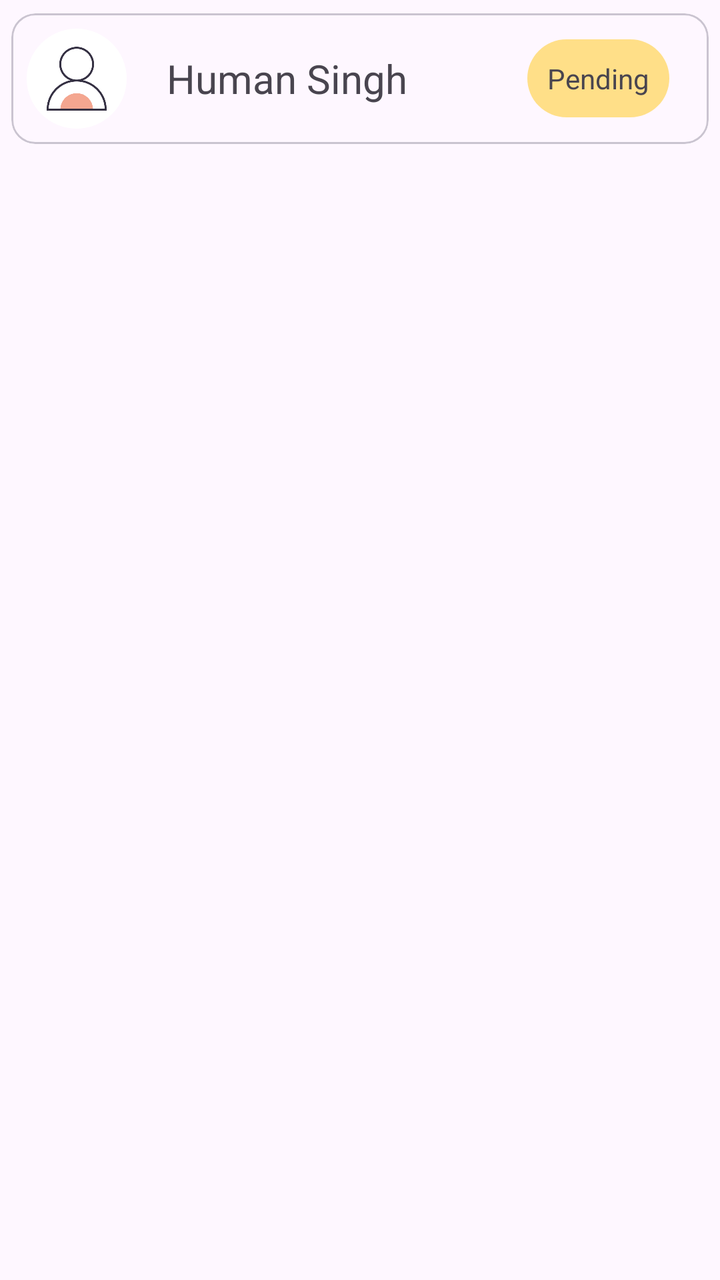
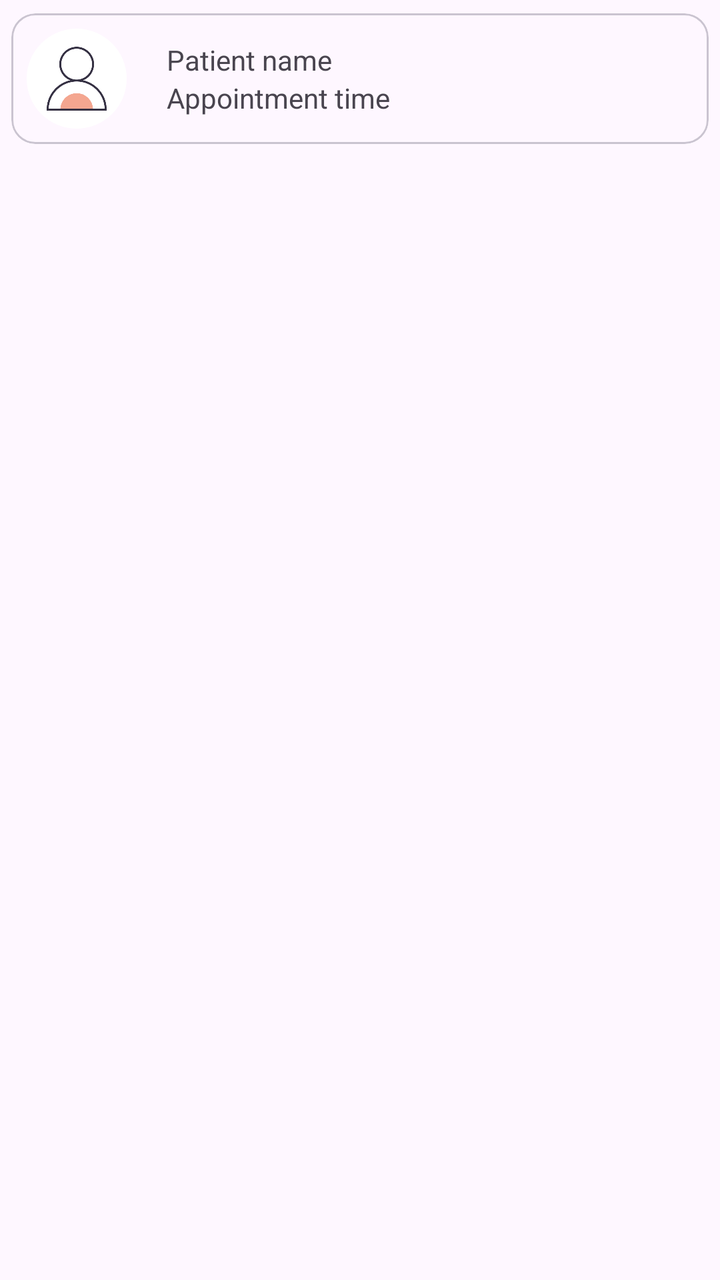

The first picture is an Android layout as it rendered before a commit; the second is the same layout after the commit. The layout source and the unified diff follow.
<!-- AndroidManifest.xml: application theme Theme.Hospital_Appointment_System -->
<!-- res/layout/appointment_card.xml -->
<?xml version="1.0" encoding="utf-8"?>
<LinearLayout xmlns:android="http://schemas.android.com/apk/res/android"
    android:layout_width="match_parent"
    android:layout_height="wrap_content"
    xmlns:app="http://schemas.android.com/apk/res-auto">

    <com.google.android.material.card.MaterialCardView
        android:layout_width="match_parent"
        android:layout_height="wrap_content"
        app:cardUseCompatPadding="true">



        <LinearLayout
            android:orientation="horizontal"
            android:padding="8dp"
            android:paddingEnd="20dp"
            android:layout_width="match_parent"
            android:layout_height="match_parent">

            <com.google.android.material.imageview.ShapeableImageView
                android:layout_width="50dp"
                android:layout_height="50dp"
                android:layout_marginRight="20dp"
                android:scaleType="centerCrop"
                android:src="@drawable/avatar"
                app:shapeAppearanceOverlay="@style/CircleImageView" />

            <TextView
                android:text="Human Singh"
                android:textSize="20sp"
                android:layout_gravity="center"
                android:layout_weight="1"
                android:layout_width="wrap_content"
                android:layout_height="wrap_content" />

            <TextView
                android:text="Pending"
                android:textSize="14sp"
                android:layout_gravity="end|center"
                android:background="@drawable/pending_appointments"
                android:padding="10dp"
                android:layout_width="wrap_content"
                android:layout_height="wrap_content" />

        </LinearLayout>



    </com.google.android.material.card.MaterialCardView>




</LinearLayout>
<!-- resources referenced by this layout -->
<resources>
  <!-- drawable avatar: png bitmap (drawable, 21592 bytes) -->
  <!-- drawable pending_appointments (drawable) -->
  <?xml version="1.0" encoding="utf-8"?>
  <shape xmlns:android="http://schemas.android.com/apk/res/android"
      android:shape="rectangle">
  
      <solid android:color="@color/pending"/>
      <corners android:radius="30dp"/>
  </shape>
  <style name="CircleImageView">
          <item name="cornerFamily">rounded</item>
          <item name="cornerSize">50%</item>
      </style>
  <style name="Theme.Hospital_Appointment_System" parent="Base.Theme.Hospital_Appointment_System" />
  <color name="pending">#77FFC400</color>
  <style name="Base.Theme.Hospital_Appointment_System" parent="Theme.Material3.DayNight.NoActionBar">
          
          
      </style>
</resources>

<!-- the commit's change to res/layout/appointment_card.xml (unified diff, before → after) -->
@@ -1,55 +1,53 @@
 <?xml version="1.0" encoding="utf-8"?>
 <LinearLayout xmlns:android="http://schemas.android.com/apk/res/android"
+    xmlns:app="http://schemas.android.com/apk/res-auto"
     android:layout_width="match_parent"
-    android:layout_height="wrap_content"
-    xmlns:app="http://schemas.android.com/apk/res-auto">
+    android:layout_height="wrap_content">
 
     <com.google.android.material.card.MaterialCardView
         android:layout_width="match_parent"
         android:layout_height="wrap_content"
         app:cardUseCompatPadding="true">
 
-
-
         <LinearLayout
+            android:layout_width="match_parent"
+            android:gravity="center"
+            android:layout_height="match_parent"
             android:orientation="horizontal"
             android:padding="8dp"
-            android:paddingEnd="20dp"
-            android:layout_width="match_parent"
-            android:layout_height="match_parent">
+            android:paddingEnd="20dp">
 
             <com.google.android.material.imageview.ShapeableImageView
                 android:layout_width="50dp"
                 android:layout_height="50dp"
-                android:layout_marginRight="20dp"
+                android:layout_marginEnd="20dp"
                 android:scaleType="centerCrop"
                 android:src="@drawable/avatar"
                 app:shapeAppearanceOverlay="@style/CircleImageView" />
 
-            <TextView
-                android:text="Human Singh"
-                android:textSize="20sp"
-                android:layout_gravity="center"
-                android:layout_weight="1"
+            <LinearLayout
                 android:layout_width="wrap_content"
-                android:layout_height="wrap_content" />
+                android:layout_height="wrap_content"
+                android:orientation="vertical"
+                android:layout_weight="1">
 
-            <TextView
-                android:text="Pending"
-                android:textSize="14sp"
-                android:layout_gravity="end|center"
-                android:background="@drawable/pending_appointments"
-                android:padding="10dp"
-                android:layout_width="wrap_content"
-                android:layout_height="wrap_content" />
+                <TextView
+                    android:id="@+id/patientname_appointmentcard"
+                    android:layout_width="wrap_content"
+                    android:layout_height="wrap_content"
+                    android:text="Patient name" />
+
+                <TextView
+                    android:id="@+id/time"
+                    android:layout_width="wrap_content"
+                    android:layout_height="wrap_content"
+                    android:text="Appointment time" />
+
+
+            </LinearLayout>
 
         </LinearLayout>
 
-
-
     </com.google.android.material.card.MaterialCardView>
 
-
-
-
 </LinearLayout>
<!-- resource entries referenced after the edit -->
@@ -1,20 +1,11 @@
 <!-- resources referenced by this layout -->
 <resources>
   <!-- drawable avatar: png bitmap (drawable, 21592 bytes) -->
-  <!-- drawable pending_appointments (drawable) -->
-  <?xml version="1.0" encoding="utf-8"?>
-  <shape xmlns:android="http://schemas.android.com/apk/res/android"
-      android:shape="rectangle">
-  
-      <solid android:color="@color/pending"/>
-      <corners android:radius="30dp"/>
-  </shape>
   <style name="CircleImageView">
           <item name="cornerFamily">rounded</item>
           <item name="cornerSize">50%</item>
       </style>
   <style name="Theme.Hospital_Appointment_System" parent="Base.Theme.Hospital_Appointment_System" />
-  <color name="pending">#77FFC400</color>
   <style name="Base.Theme.Hospital_Appointment_System" parent="Theme.Material3.DayNight.NoActionBar">
           
           
